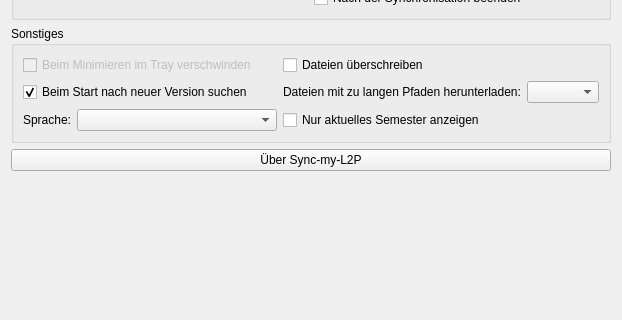
The window that gui/options.ui (poodlenoodle42/Sync-my-L2P) describes before a commit, drawn with Qt 5; both pictures show x 0 to 622 and y 216 to 536 of the 622 by 632 pixel window.
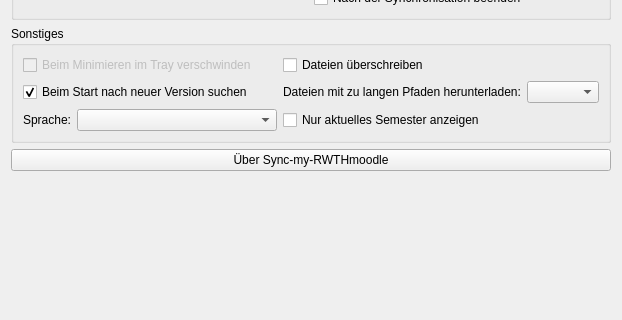
The same window after the commit. Icons and pictures are not drawn.

Commit message: Erwähnungen von L2P durch RWTHmoodle ersetzt.

```diff
--- a/gui/options.ui
+++ b/gui/options.ui
@@ -260,7 +260,7 @@
    <item>
     <widget class="QPushButton" name="aboutButton">
      <property name="text">
-      <string>Über Sync-my-L2P</string>
+      <string>Über Sync-my-RWTHmoodle</string>
      </property>
      <property name="icon">
       <iconset resource="../icons/icons.qrc">
```
Left out of the diff: 2 changed lines with no effect on the pictures. The commit also changes 6 other files.
